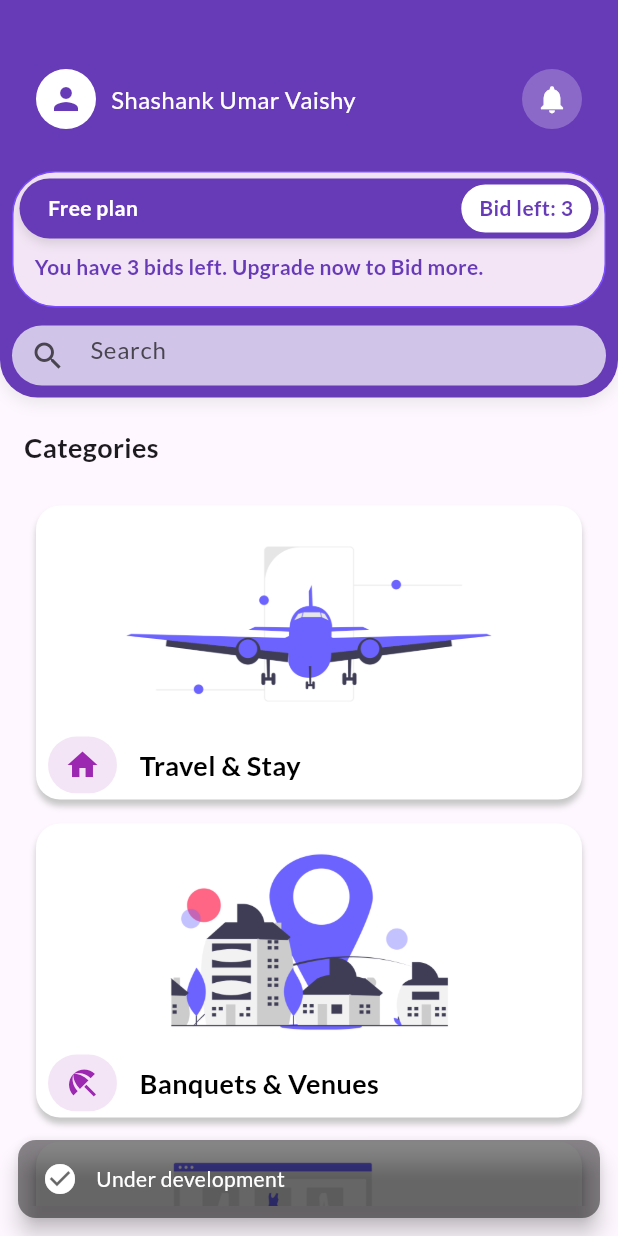
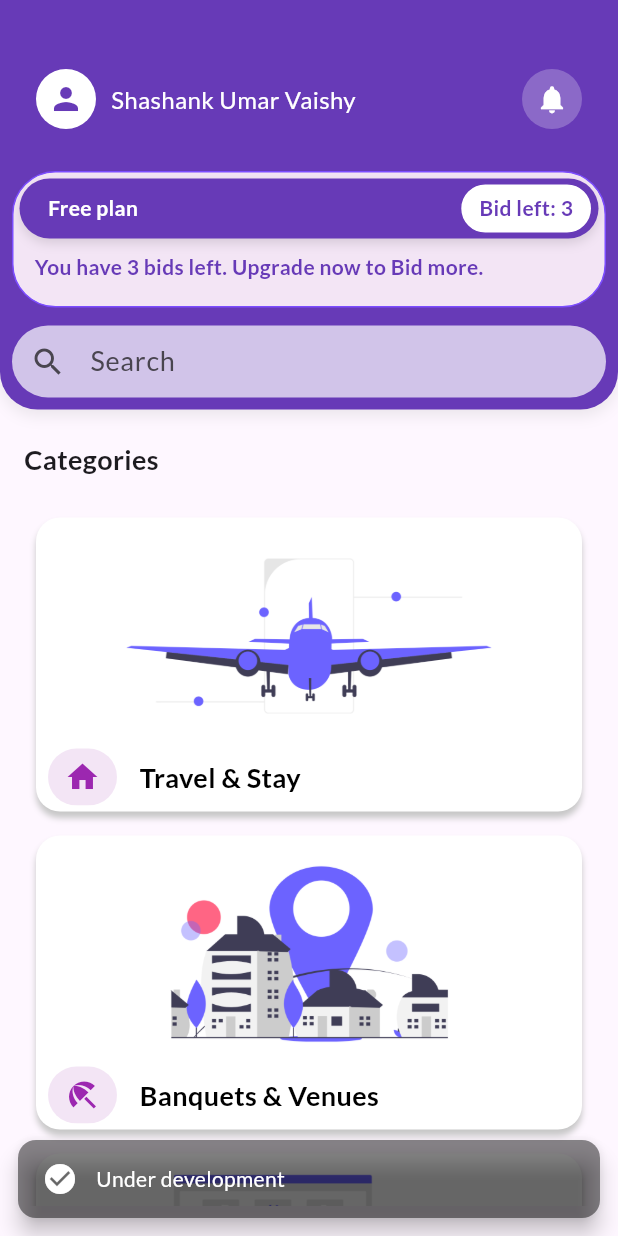
Before and after one commit to ShashankUmarVaishy/flutter_travel_app, a Flutter app: the screen it shows after launch, after a tap on "Travel & Stay", on a phone screen of 412 x 824 dp. Run offline on Flutter 3.47's test engine with Material 3 defaults, Android fonts, the phone set to English and light mode, and no system bars; our stand-ins replace google_fonts.

Commit message:
fixes search bar, directory str, bid are dynamic now, added more user-side checks

```diff
--- a/lib/Pages/home_page.dart
+++ b/lib/Pages/home_page.dart
@@ -15,6 +15,8 @@ class HomePage extends StatefulWidget {
 
 class _HomePageState extends State<HomePage> {
   List<dynamic> categories = [];
+  String searchText = "";
+  num bid = 3;
 
   @override
   void initState() {
@@ -42,8 +44,14 @@ class _HomePageState extends State<HomePage> {
 
   @override
   Widget build(BuildContext context) {
+    final filteredCategories = searchText.isEmpty
+        ? categories
+        : categories.where((cat) {
+            final title = (cat['title'] as String).toLowerCase();
+            return title.contains(searchText.toLowerCase());
+          }).toList();
+
     return Material(
-
       child: Scaffold(
         body: Column(
           children: [
@@ -75,13 +83,19 @@ class _HomePageState extends State<HomePage> {
                   const SizedBox(height: 12),
 
                   // Plan Section
-                  PlanSection(),
+                  PlanSection(bid: bid),
 
                   const SizedBox(height: 12),
 
                   // Search Bar
-                  MySearchBar(),
-
+                  MySearchBar(
+                    value: searchText,
+                    onChanged: (val) {
+                      setState(() {
+                        searchText = val;
+                      });
+                    },
+                  ),
                 ],
               ),
             ),
@@ -103,22 +117,27 @@ class _HomePageState extends State<HomePage> {
             // Category List
             Expanded(
               child: ListView.builder(
-                itemCount: categories.length,
+                itemCount: filteredCategories.length,
                 padding: const EdgeInsets.all(8),
                 itemBuilder: (context, index) {
-                  final cat = categories[index];
+                  final cat = filteredCategories[index];
                   return CategoryCard(
                     imageUrl: cat['imageUrl'],
                     title: cat['title'],
                     logo_type: iconMapping[cat['logotype']] ?? Icons.bolt_sharp,
                     route: cat['route'],
+                    bid: bid,
+                    onBidChanged: (newBid) {
+                      setState(() {
+                        bid = newBid;
+                      });
+                    },
                   );
                 },
               ),
             ),
 
             const SizedBox(height: 20),
-
           ],
         ),
       ),
--- a/lib/main.dart
+++ b/lib/main.dart
@@ -4,28 +4,35 @@ import 'package:front_end/utils/routes.dart';
 import 'package:front_end/Pages/banq_and_venues.dart';
 import 'package:front_end/widgets/themes.dart';
 
-
-void main(){
+void main() {
   runApp(MyApp());
 }
-
-
 
 class MyApp extends StatelessWidget {
   const MyApp({super.key});
   @override
   Widget build(BuildContext context) {
-
     return MaterialApp(
       themeMode: ThemeMode.light,
-      theme:MyTheme.lightTheme(context) ,
-
+      theme: MyTheme.lightTheme(context),
+      darkTheme: MyTheme.DarkTheme(context),
       debugShowCheckedModeBanner: false,
-      darkTheme: MyTheme.DarkTheme(context),
       initialRoute: MyRoutes.homeRoute,
       routes: {
-        MyRoutes.homeRoute: (context)=>HomePage(),
-        MyRoutes.venueFormRoute: (context)=>VenueFormPage(),
+        MyRoutes.homeRoute: (context) => HomePage(),
+        // remove venueFormRoute from here
+      },
+      onGenerateRoute: (settings) {
+        if (settings.name == MyRoutes.venueFormRoute) {
+          final args = settings.arguments as Map<String, dynamic>;
+          return MaterialPageRoute(
+            builder: (context) => VenueFormPage(
+              bid: args['bid'],
+              onBidChanged: args['onBidChanged'],
+            ),
+          );
+        }
+        return null; // fallback
       },
     );
   }
--- a/lib/widgets/category_card.dart
+++ b/lib/widgets/category_card.dart
@@ -7,6 +7,8 @@ class CategoryCard extends StatelessWidget {
   final String title;
   final IconData logo_type;
   final String? route;
+  final num? bid; // optional bid value from parent
+  final ValueChanged<num>? onBidChanged; // optional callback from parent
 
   const CategoryCard({
     Key? key,
@@ -14,6 +16,8 @@ class CategoryCard extends StatelessWidget {
     required this.title,
     required this.logo_type,
     required this.route,
+    this.bid,
+    this.onBidChanged,
   }) : assert(imageUrl != "" && title != ""),
        super(key: key);
 
@@ -21,9 +25,20 @@ class CategoryCard extends StatelessWidget {
   Widget build(BuildContext context) {
     return GestureDetector(
       onTap: () {
-        if(route!=null){
-          Navigator.pushNamed(context, route!);
-        }else{
+        if (route != null) {
+          // handle VenueFormPage route
+          if (route == "/venue-form") {
+            if (bid != null && onBidChanged != null) {
+              Navigator.pushNamed(
+                context,
+                route!,
+                arguments: {'bid': bid!, 'onBidChanged': onBidChanged!},
+              );
+            } else {
+              Navigator.pushNamed(context, route!);
+            }
+          }
+        } else {
           showCustomSnackBar(context, "Under development", Colors.black45);
         }
       },
--- a/lib/widgets/plan_section_home.dart
+++ b/lib/widgets/plan_section_home.dart
@@ -1,7 +1,11 @@
 import 'package:flutter/material.dart';
 
 class PlanSection extends StatelessWidget {
-  const PlanSection({super.key});
+  final num bid;
+  const PlanSection({
+    required this.bid,
+    super.key
+  });
 
   @override
   Widget build(BuildContext context) {
@@ -54,7 +58,7 @@ class PlanSection extends StatelessWidget {
                     border: Border.all(color: Colors.deepPurple),
                   ),
                   child: Text(
-                    "Bid left: 3",
+                    "Bid left: ${bid}",
                     style: TextStyle(
                       color: Colors.deepPurple,
                       fontWeight: FontWeight.bold,
--- a/lib/widgets/search_bar.dart
+++ b/lib/widgets/search_bar.dart
@@ -1,26 +1,35 @@
 import 'package:flutter/material.dart';
 
 class MySearchBar extends StatelessWidget {
-  const MySearchBar({super.key});
+  final String value;
+  final ValueChanged<String> onChanged;
+
+  const MySearchBar({super.key, required this.value, required this.onChanged});
 
   @override
   Widget build(BuildContext context) {
-    return SizedBox(
-      height: 40,
-      child: Center(
-        child: TextField(
+    return TextField(
+      controller: TextEditingController(text: value)
+        ..selection = TextSelection.fromPosition(
+          TextPosition(offset: value.length),
+        ),
+      onChanged: onChanged,
       decoration: InputDecoration(
+
         prefixIcon: const Icon(Icons.search),
         hintText: "Search",
         filled: true,
         fillColor: Colors.deepPurple.shade100,
         border: OutlineInputBorder(
-              borderRadius: BorderRadius.circular(20),
+          borderRadius: BorderRadius.circular(30),
           borderSide: BorderSide.none,
         ),
+        contentPadding: const EdgeInsets.symmetric(
+          vertical: 0,
+          horizontal: 16,
         ),
       ),
-      ),
+      style: const TextStyle(fontSize: 18), // control text size
     );
   }
 }
```
Also changed, not shown: lib/Pages/banq_and_venues.dart (+42 -16 lines), lib/service/banquet_and_venues/post_bid.dart (added, +22 -0 lines), 1 other file. Lines whose indentation alone changed are shown as unchanged.
